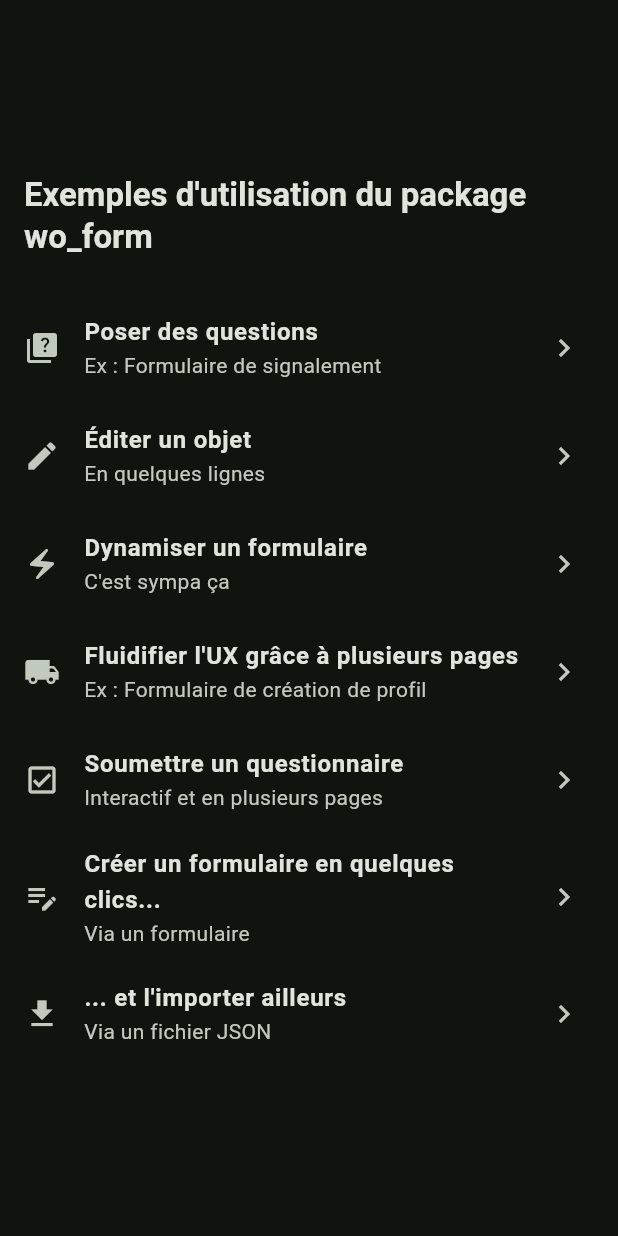
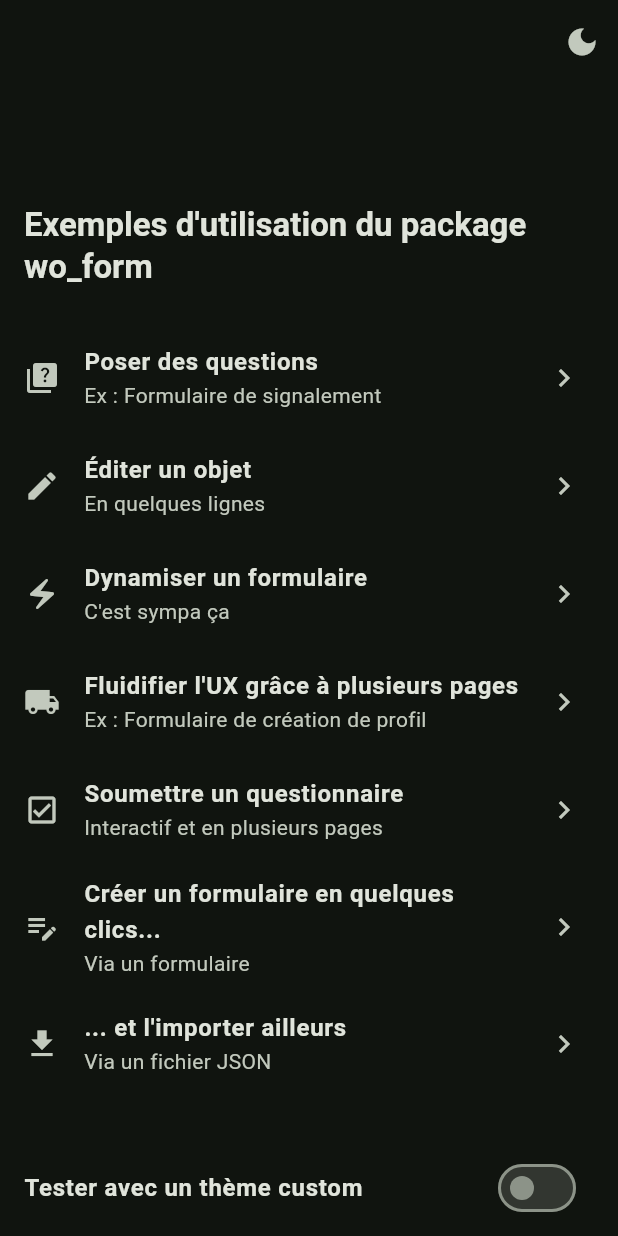
Before and after one commit to Womotaq/wo_form, a Flutter app: the screen it shows after launch, on a phone screen of 412 x 824 dp. Run offline on Flutter 3.47's test engine with Material 3 defaults, Android fonts, the phone set to English and light mode, and no system bars; our stand-ins replace flutter_bloc, freezed_annotation; missing offline and left inert: package_atomic_design.

Commit message:
Added theme options in example

```diff
--- a/lib/example/app.dart
+++ b/lib/example/app.dart
@@ -7,14 +7,26 @@ import 'package:wo_form/example/from_json/from_json_page.dart';
 import 'package:wo_form/example/profile_creation/profile_creation.dart';
 import 'package:wo_form/example/quiz/quiz_page.dart';
 import 'package:wo_form/example/report/report_page.dart';
+import 'package:wo_form/example/themed_form/themed_form_page.dart';
 import 'package:wo_form/wo_form.dart';
+
+class DarkModeCubit extends Cubit<bool> {
+  DarkModeCubit() : super(true);
+
+  void toggle() => emit(!state);
+}
 
 class WoFormExamplesApp extends StatelessWidget {
   const WoFormExamplesApp({super.key});
 
   @override
   Widget build(BuildContext context) {
-    return RepositoryProvider(
+    return MultiBlocProvider(
+      providers: [
+        BlocProvider(create: (context) => ShowCustomThemeCubit()),
+        BlocProvider(create: (context) => DarkModeCubit()),
+      ],
+      child: RepositoryProvider(
         create: (context) => WoFormL10n(
           submit: 'Envoyer',
           next: 'Suivant',
@@ -27,17 +39,46 @@ class WoFormExamplesApp extends StatelessWidget {
             null => error.toString(),
           },
         ),
+        child: Builder(
+          builder: (context) {
+            return WoFormTheme(
+              data: context.watch<ShowCustomThemeCubit>().state
+                  ? ShowCustomThemeCubit.customTheme
+                  : const WoFormThemeData(),
               child: MaterialApp(
+                debugShowCheckedModeBanner: false,
                 title: 'WoForm Examples',
                 theme: ThemeData(
                   colorScheme: ColorScheme.fromSeed(
-            brightness: Brightness.dark,
+                    brightness: context.watch<DarkModeCubit>().state
+                        ? Brightness.dark
+                        : Brightness.light,
                     seedColor: const Color.fromARGB(255, 0, 41, 5),
                   ),
                   inputDecorationTheme:
                       const InputDecorationTheme(border: OutlineInputBorder()),
                 ),
-        home: const HomePage(),
+                home: Scaffold(
+                  appBar: AppBar(
+                    actions: [
+                      IconButton(
+                        onPressed: context.read<DarkModeCubit>().toggle,
+                        icon: BlocBuilder<DarkModeCubit, bool>(
+                          builder: (context, isDarkMode) {
+                            return Icon(
+                              isDarkMode ? Icons.dark_mode : Icons.light_mode,
+                            );
+                          },
+                        ),
+                      ),
+                    ],
+                  ),
+                  body: const HomePage(),
+                ),
+              ),
+            );
+          },
+        ),
       ),
     );
   }
@@ -58,7 +99,7 @@ class HomePage extends StatelessWidget {
       child: Scaffold(
         body: ListView(
           children: [
-            const SizedBox(height: 100),
+            const SizedBox(height: 64),
             Padding(
               padding: const EdgeInsets.all(16),
               child: Text(
@@ -119,6 +160,16 @@ class HomePage extends StatelessWidget {
               subtitle: const Text('Via un fichier JSON'),
               trailing: const Icon(Icons.chevron_right),
             ),
+            const SizedBox(height: 32),
+            BlocBuilder<ShowCustomThemeCubit, bool>(
+              builder: (context, showCustomTheme) {
+                return SwitchListTile(
+                  value: showCustomTheme,
+                  onChanged: context.read<ShowCustomThemeCubit>().set,
+                  title: const Text('Tester avec un thème custom'),
+                );
+              },
+            ),
           ],
         ),
       ),
--- a/lib/src/builder/default_widget/select_field.dart
+++ b/lib/src/builder/default_widget/select_field.dart
@@ -154,7 +154,6 @@ class SelectField<T> extends StatelessWidget {
     }
   }
 
-  // TODO : move in data.onValueChanged
   void onUniqueChoice({
     required WoFormValuesCubit valuesCubit,
     required List<T> selectedValues,
@@ -170,7 +169,6 @@ class SelectField<T> extends StatelessWidget {
     if (data.uiSettings.submitFormOnSelect) valuesCubit.submit();
   }
 
-  // TODO : move in data.onValueChanged
   void onMultipleChoice({
     required WoFormValuesCubit valuesCubit,
     required Iterable<T> selectedValues,
--- a/lib/src/builder/select_field_builder.dart
+++ b/lib/src/builder/select_field_builder.dart
@@ -83,7 +83,9 @@ class SelectFieldBuilder<T> extends StatelessWidget {
                 );
 
                 return mergedSettings.widgetBuilder?.call(fieldData) ??
-                    WoFormTheme.of(context)?.selectFieldBuilder!(fieldData) ??
+                    WoFormTheme.of(context)
+                        ?.selectFieldBuilder
+                        ?.call(fieldData) ??
                     SelectField(data: fieldData);
               },
             );
--- a/lib/src/model/_export.dart
+++ b/lib/src/model/_export.dart
@@ -4,3 +4,4 @@ export 'wo_form.dart';
 export 'wo_form_input.dart';
 export 'wo_form_node.dart';
 export 'wo_form_status.dart';
+export 'wo_form_theme.dart';
--- /dev/null
+++ b/lib/src/model/wo_form_theme.dart
@@ -0,0 +1,21 @@
+import 'package:freezed_annotation/freezed_annotation.dart';
+import 'package:wo_form/wo_form.dart';
+
+part 'wo_form_theme.freezed.dart';
+
+@freezed
+class WoFormThemeData with _$WoFormThemeData {
+  const factory WoFormThemeData({
+    SubmitButtonBuilderDef? submitButtonBuilder,
+    BooleanFieldBuilderDef? booleanFieldBuilder,
+    NumFieldBuilderDef? numFieldBuilder,
+    SelectFieldBuilderDef<dynamic>? selectFieldBuilder,
+    StringFieldBuilderDef? stringFieldBuilder,
+
+    /// Add the character '*' after the labelText of [WoFormInput]s.
+    /// Default to true.
+    bool? showAsteriskIfRequired,
+  }) = _WoFormThemeData;
+
+  const WoFormThemeData._();
+}
```
Also changed, not shown: lib/example/themed_form/themed_form_page.dart (+40 -28 lines), lib/src/theme/wo_form_theme.dart (+82 -82 lines), lib/src/model/wo_form_theme.freezed.dart (added). Lines whose indentation alone changed are shown as unchanged.
